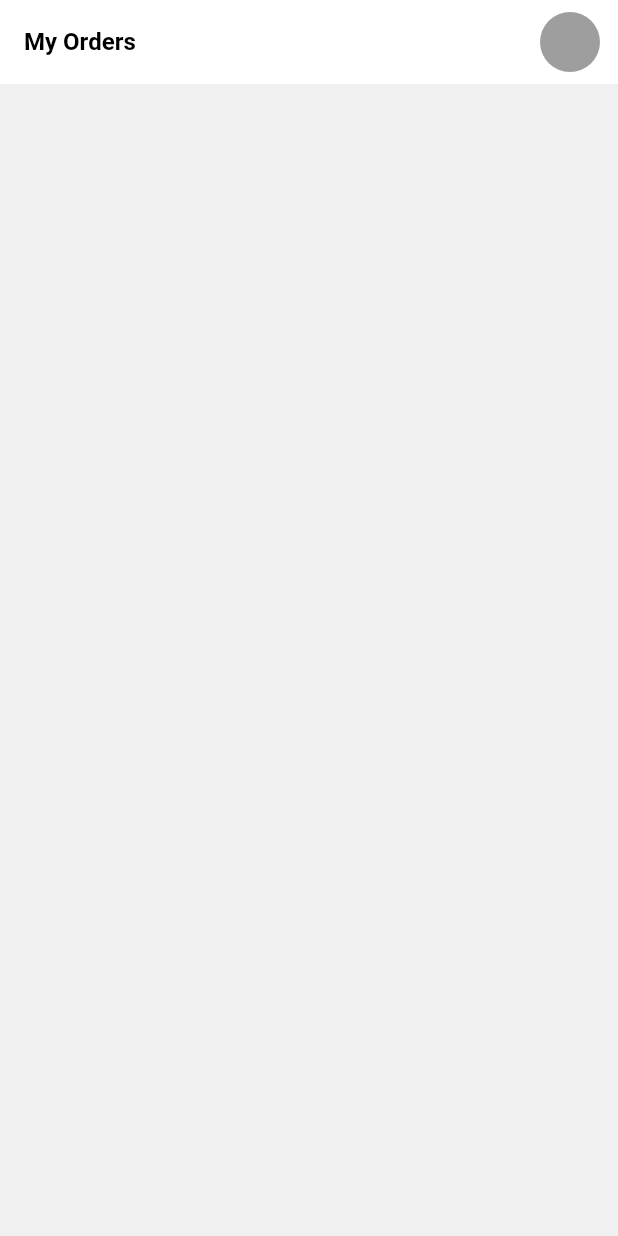
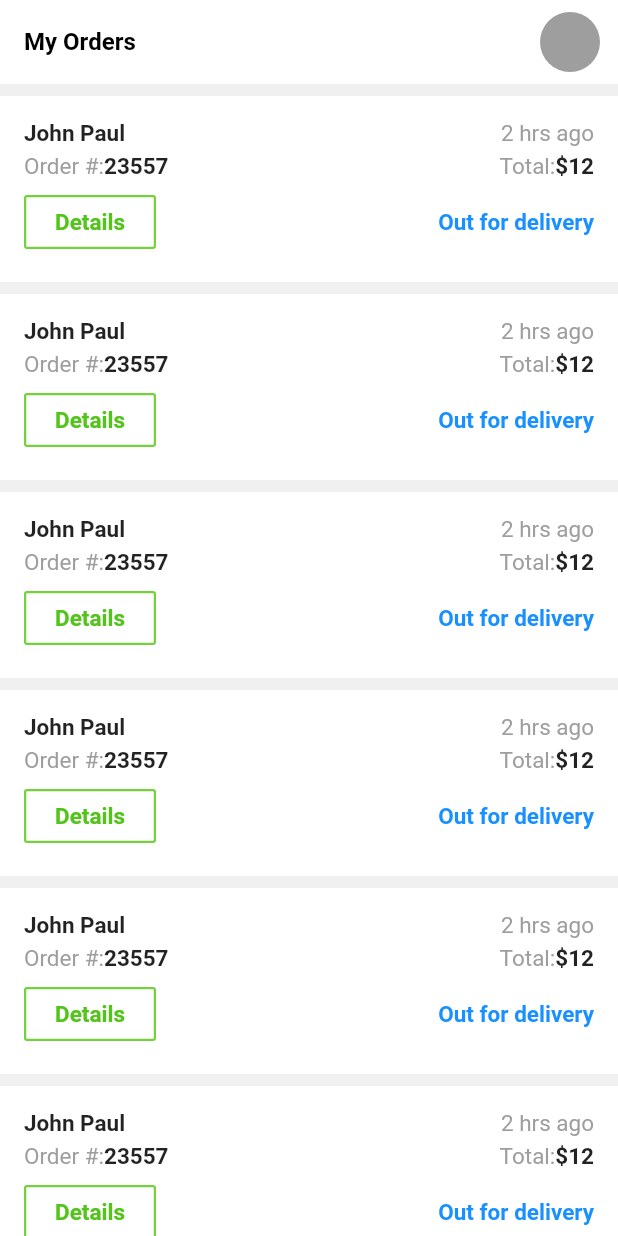
Before and after one commit to Dishin-app/Dishin, a Flutter app: the ViewOrders screen opened directly, on a phone screen of 412 x 824 dp. Run offline on Flutter 3.47's test engine with Material 2 defaults, Android fonts, the phone set to English and light mode, and no system bars; our stand-ins replace faker, google_fonts.

```diff
--- /dev/null
+++ b/lib/components/tiles/order_tile.dart
@@ -0,0 +1,95 @@
+import 'package:dishinapp/screens/customer/orders/order_details.dart';
+import 'package:dishinapp/utils/colors.dart';
+import 'package:dishinapp/utils/navigation.dart';
+import 'package:flutter/material.dart';
+import 'package:google_fonts/google_fonts.dart';
+
+class OrderTile extends StatelessWidget {
+  @override
+  Widget build(BuildContext context) {
+    return Padding(
+      padding: EdgeInsets.only(top: 8.0),
+      child: Container(
+        color: Colors.white,
+        child: Padding(
+          padding: EdgeInsets.all(16),
+          child: Column(
+            children: [
+              Row(
+                mainAxisAlignment: MainAxisAlignment.spaceBetween,
+                children: [
+                  Text('John Paul',
+                      style: GoogleFonts.roboto(
+                          fontSize: 15, fontWeight: FontWeight.w600)),
+                  Text('2 hrs ago',
+                      style:
+                          GoogleFonts.roboto(fontSize: 15, color: Colors.grey))
+                ],
+              ),
+              Padding(
+                padding: EdgeInsets.only(top: 4.0),
+                child: Row(
+                  mainAxisAlignment: MainAxisAlignment.spaceBetween,
+                  children: [
+                    Row(
+                      children: [
+                        Text('Order #:',
+                            style: GoogleFonts.roboto(
+                                fontSize: 15, color: Colors.grey)),
+                        Text('23557',
+                            style: GoogleFonts.roboto(
+                                fontSize: 15, fontWeight: FontWeight.w600))
+                      ],
+                    ),
+                    Row(
+                      children: [
+                        Text('Total:',
+                            style: GoogleFonts.roboto(
+                                fontSize: 15, color: Colors.grey)),
+                        Text('\$12',
+                            style: GoogleFonts.roboto(
+                                fontSize: 15, fontWeight: FontWeight.w600))
+                      ],
+                    )
+                  ],
+                ),
+              ),
+              Padding(
+                padding: EdgeInsets.only(top: 4.0),
+                child: Row(
+                  mainAxisAlignment: MainAxisAlignment.spaceBetween,
+                  children: [
+                    OutlineButton(
+                      onPressed: () {
+                        Navigation().segue(
+                            page: OrderDetails(),
+                            context: context,
+                            fullScreen: false);
+                      },
+                      child: Text(
+                        'Details',
+                        style: GoogleFonts.roboto(
+                            fontWeight: FontWeight.w600,
+                            fontSize: 15,
+                            color: dishinAccentGreen),
+                      ),
+                      borderSide:
+                          BorderSide(color: dishinMainGreen, width: 1.5),
+                    ),
+                    Text(
+                      'Out for delivery',
+                      style: GoogleFonts.roboto(
+                          fontSize: 15,
+                          fontWeight: FontWeight.w600,
+                          color: outForDeliveryBlue),
+                    )
+                  ],
+                ),
+              )
+            ],
+          ),
+        ),
+      ),
+    );
+  }
+}
--- a/lib/screens/customer/orders/view_orders.dart
+++ b/lib/screens/customer/orders/view_orders.dart
@@ -1,3 +1,4 @@
+import 'package:dishinapp/components/tiles/order_tile.dart';
 import 'package:dishinapp/screens/settings/settings.dart';
 import 'package:dishinapp/utils/colors.dart';
 import 'package:dishinapp/utils/navigation.dart';
@@ -43,6 +44,11 @@ class _ViewOrdersState extends State<ViewOrders> {
               )
             ],
           ),
+          SliverList(delegate: SliverChildBuilderDelegate(
+            (BuildContext context, int index) {
+              return OrderTile();
+            },
+          ))
         ],
       ),
     );
--- a/lib/screens/intro/sign_up.dart
+++ b/lib/screens/intro/sign_up.dart
@@ -34,7 +34,8 @@ class _SignUpState extends State<SignUp> {
             fontSize: 16,
             color: Colors.black,
           ),
-          )),
+        ),
+      ),
       backgroundColor: Colors.white,
       body: Padding(
         padding: EdgeInsets.only(
--- a/lib/utils/colors.dart
+++ b/lib/utils/colors.dart
@@ -4,3 +4,6 @@ Color dishinMainGreen = const Color(0xFF73d13d);
 Color dishinAccentGreen = const Color(0xFF52c41a);
 Color backgroundGray = const Color(0xFFf0f0f0);
 Color bottomNavGray = const Color(0xFF8C8C8C);
+Color cookingOrange = const Color(0xFFfa8c16);
+Color outForDeliveryBlue = const Color(0xFF1890ff);
+Color cancelledRed = const Color(0xFFf5222d);
```
Also changed, not shown: lib/screens/business/dishes/business_dishes.dart (+13 -2 lines), lib/screens/business/orders/business_orders.dart (+10 -2 lines), lib/screens/customer/orders/order_details.dart (added, +42 -0 lines), 1 other file. Lines whose indentation alone changed are shown as unchanged.
